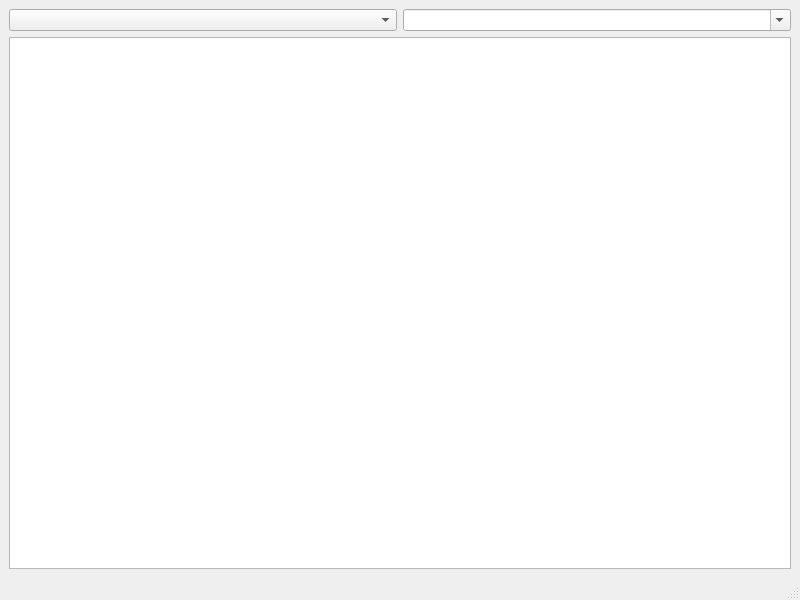
Above: nems/gui/ui/test_listview.ui from LBHB/NEMS0 before the change. Below: the same form after it.
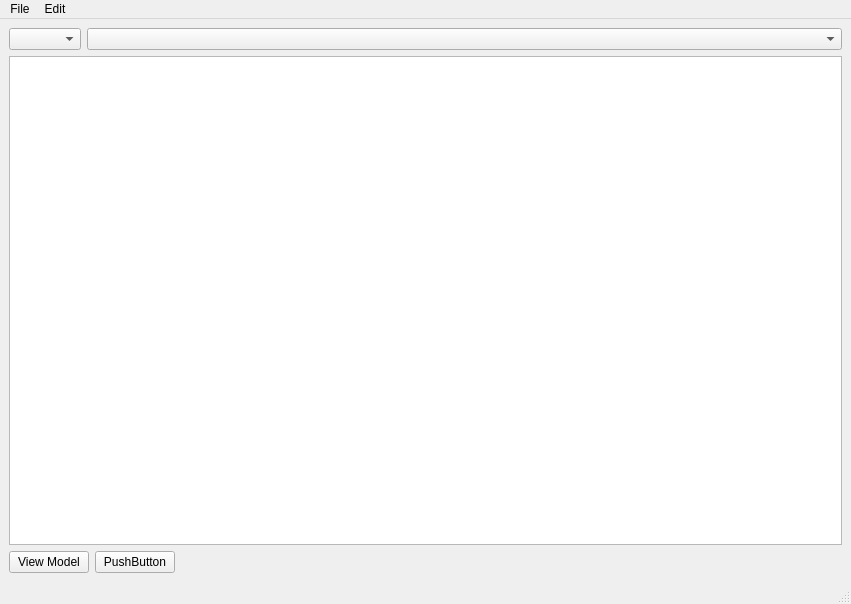
That is the form after the change. Custom widgets are drawn as their Qt base class.

Commit message: more db browser functionality

```diff
--- a/nems/gui/ui/test_listview.ui
+++ b/nems/gui/ui/test_listview.ui
@@ -6,8 +6,8 @@
    <rect>
     <x>0</x>
     <y>0</y>
-    <width>800</width>
-    <height>600</height>
+    <width>851</width>
+    <height>604</height>
    </rect>
   </property>
   <property name="windowTitle">
@@ -18,12 +18,31 @@
     <item>
      <layout class="QHBoxLayout" name="horizontalLayout_2">
       <item>
-       <widget class="QComboBox" name="comboBoxBatches"/>
+       <widget class="QComboBox" name="comboBoxBatches">
+        <property name="sizePolicy">
+         <sizepolicy hsizetype="Preferred" vsizetype="Fixed">
+          <horstretch>0</horstretch>
+          <verstretch>0</verstretch>
+         </sizepolicy>
+        </property>
+        <property name="minimumSize">
+         <size>
+          <width>50</width>
+          <height>0</height>
+         </size>
+        </property>
+       </widget>
       </item>
       <item>
-       <widget class="ExtendedComboBox" name="comboBoxCells">
+       <widget class="QComboBox" name="comboBoxCells">
+        <property name="sizePolicy">
+         <sizepolicy hsizetype="Preferred" vsizetype="Fixed">
+          <horstretch>1</horstretch>
+          <verstretch>0</verstretch>
+         </sizepolicy>
+        </property>
         <property name="editable">
-         <bool>true</bool>
+         <bool>false</bool>
         </property>
        </widget>
       </item>
@@ -32,6 +51,37 @@
     <item>
      <widget class="QListView" name="listViewModelnames"/>
     </item>
+    <item>
+     <layout class="QHBoxLayout" name="horizontalLayout">
+      <item>
+       <widget class="QPushButton" name="pushButtonViewModel">
+        <property name="text">
+         <string>View Model</string>
+        </property>
+       </widget>
+      </item>
+      <item>
+       <widget class="QPushButton" name="pushButton">
+        <property name="text">
+         <string>PushButton</string>
+        </property>
+       </widget>
+      </item>
+      <item>
+       <spacer name="horizontalSpacer">
+        <property name="orientation">
+         <enum>Qt::Horizontal</enum>
+        </property>
+        <property name="sizeHint" stdset="0">
+         <size>
+          <width>40</width>
+          <height>20</height>
+         </size>
+        </property>
+       </spacer>
+      </item>
+     </layout>
+    </item>
    </layout>
   </widget>
   <widget class="QMenuBar" name="menubar">
@@ -39,20 +89,28 @@
     <rect>
      <x>0</x>
      <y>0</y>
-     <width>800</width>
+     <width>851</width>
      <height>21</height>
     </rect>
    </property>
+   <widget class="QMenu" name="menuFile">
+    <property name="title">
+     <string>File</string>
+    </property>
+    <addaction name="actionOpen"/>
+   </widget>
+   <widget class="QMenu" name="menuEdit">
+    <property name="title">
+     <string>Edit</string>
+    </property>
+    <addaction name="actionSave_selections"/>
+    <addaction name="actionLoad_selections"/>
+   </widget>
+   <addaction name="menuFile"/>
+   <addaction name="menuEdit"/>
   </widget>
   <widget class="QStatusBar" name="statusbar"/>
  </widget>
- <customwidgets>
-  <customwidget>
-   <class>ExtendedComboBox</class>
-   <extends>QComboBox</extends>
-   <header>ui_promoted</header>
-  </customwidget>
- </customwidgets>
  <resources/>
  <connections/>
 </ui>
```
Left out of the diff: 24 changed lines with no effect on the pictures. The commit also changes 2 other files.
